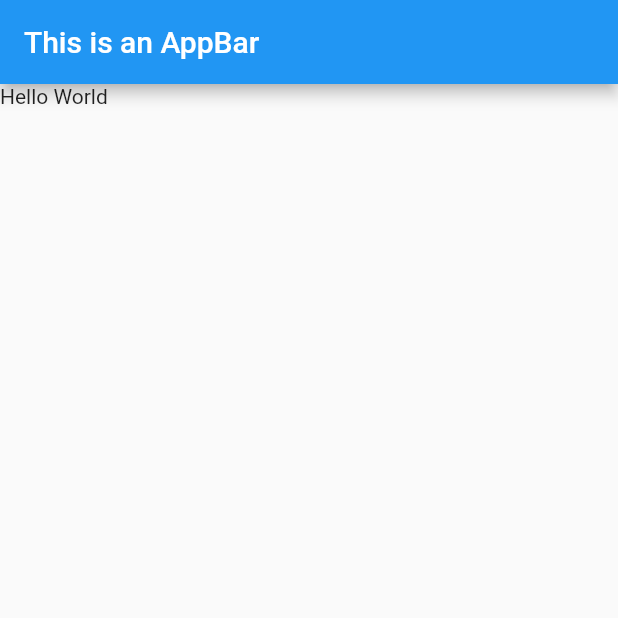
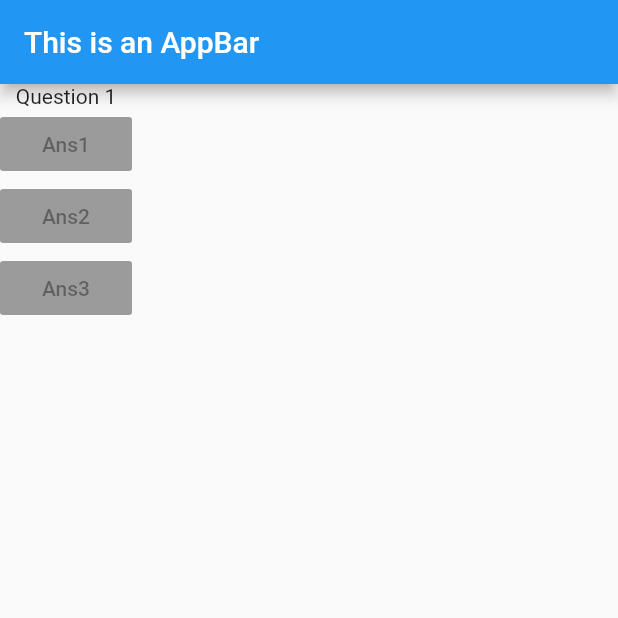
Before and after one commit to ritik-gupta/flutter, a Flutter app: the screen it shows after launch, on a phone screen of 412 x 824 dp, the top half of it. Run offline on Flutter 3.47's test engine with Material 2 defaults, Android fonts, the phone set to English and light mode, and no system bars.

Commit message:
add basic column skeleton

```diff
--- a/quiz_app/lib/main.dart
+++ b/quiz_app/lib/main.dart
@@ -10,7 +10,23 @@ class MyApp extends StatelessWidget {
         appBar: AppBar(
           title: Text('This is an AppBar'),
         ),
-        body: Text('Hello World'),
+        body: Column(
+          children: <Widget>[
+            Text('Question 1'),
+            RaisedButton(
+              child: Text('Ans1'),
+              onPressed: null,
+              ),
+            RaisedButton(
+              child: Text('Ans2'),
+              onPressed: null,
+              ),
+            RaisedButton(
+              child: Text('Ans3'),
+              onPressed: null,
+              ),
+          ],
+        )
       ),
     );
   }
```
